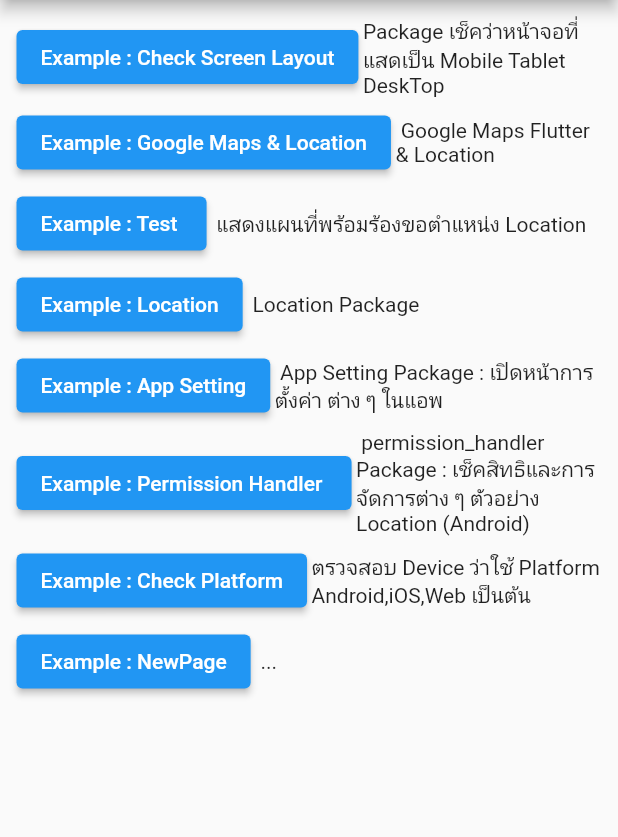
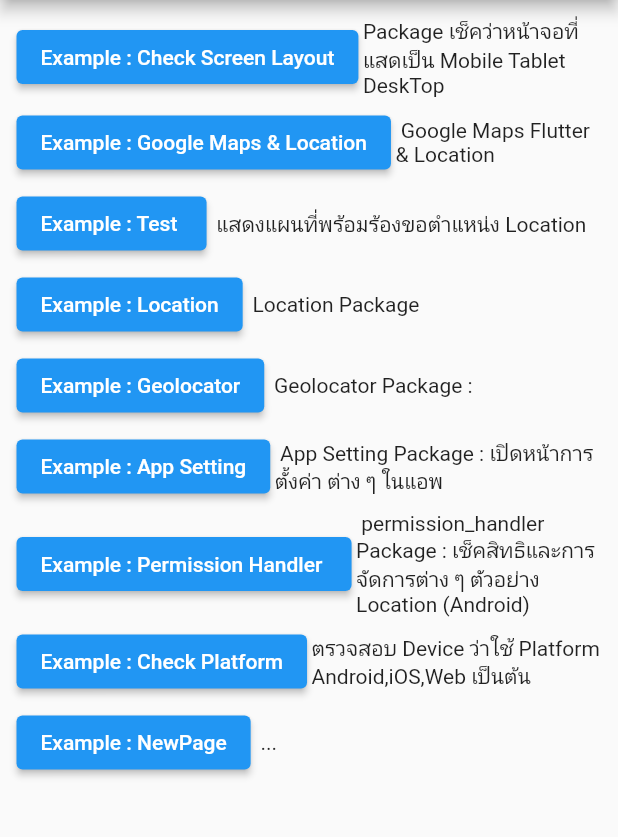
Before and after one commit to WaruntornT/flutter_basic_2021, a Flutter app: the screen it shows after launch, on a phone screen of 412 x 824 dp, the part 84-921 px from its top. Run offline on Flutter 3.47's test engine with Material 2 defaults, Android fonts, the phone set to English and light mode, and no system bars; our stand-ins replace geolocator, google_maps_flutter, location, permission_handler, responsive_builder; missing offline and left inert: app_settings.

Commit message:
20210810 0428PM เพิ่ม หน้า Geolocator

```diff
--- a/lib/main.dart
+++ b/lib/main.dart
@@ -1,4 +1,5 @@
 import 'package:flutter/material.dart';
+import 'package:flutter_basic_2021/src/Geolocator.dart';
 import 'package:flutter_basic_2021/src/checkPlatform.dart';
 
 // Check Screen Layout
@@ -175,6 +176,31 @@ class _MyHomePageDetailState extends State<MyHomePageDetail> {
                     child: Row(
                       children: <Widget>[
                         ElevatedButton(
+                          child: Text('Example : Geolocator'),
+                          onPressed: () {
+                            Navigator.push(
+                              context,
+                              MaterialPageRoute(builder: (context) => GeolocatorEx()),
+                            );
+                          },
+                        ),
+                        Expanded(
+                          child: Padding(
+                            padding: const EdgeInsets.only(left: 3),
+                            child: new Text(" Geolocator Package : " , textAlign: TextAlign.left),
+                          ),
+                        ),
+                      ],
+                    ),
+                  ),
+                ), ///Geolocator
+                Padding(
+                  padding: const EdgeInsets.all(3.0),
+                  child: Align(
+                    alignment: Alignment.topLeft,
+                    child: Row(
+                      children: <Widget>[
+                        ElevatedButton(
                           child: Text('Example : App Setting'),
                           onPressed: () {
                             Navigator.push(
@@ -192,7 +218,7 @@ class _MyHomePageDetailState extends State<MyHomePageDetail> {
                       ],
                     ),
                   ),
-                ),
+                ), ///App Setting
                 Padding(
                   padding: const EdgeInsets.all(3.0),
                   child: Align(
@@ -217,7 +243,8 @@ class _MyHomePageDetailState extends State<MyHomePageDetail> {
                       ],
                     ),
                   ),
-                ),
+                ), ///Permission Handler
+
                 Padding(
                   padding: const EdgeInsets.all(3.0),
                   child: Align(
--- a/pubspec.yaml
+++ b/pubspec.yaml
@@ -26,8 +26,7 @@ dependencies:
   # https://pub.dev/packages/location
   location: ^4.3.0
 
-  geolocator: ^7.2.0+1
-  geolocator_web: ^2.0.4
+  geolocator: ^7.4.0
 
   google_maps_flutter: ^2.0.6
   google_maps_flutter_web: ^0.3.0+2
```
Also changed, not shown: lib/src/Geolocator.dart (added, +125 -0 lines), pubspec.lock.
